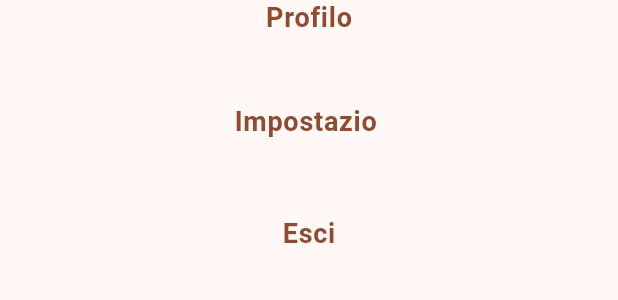
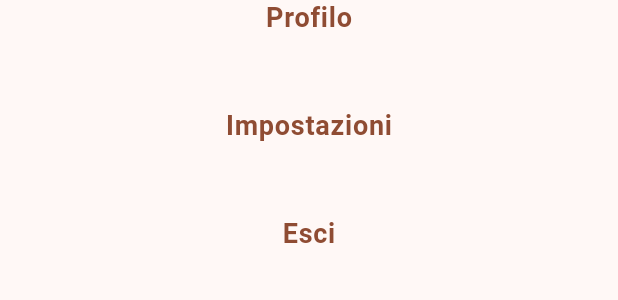
Before and after one commit to MarcatoLuca/alpine-trails, a Flutter app: the UserAvatarMenuWidget widget shown alone on an empty page, opened directly, after a tap on the "person" icon, on a phone screen of 412 x 824 dp. Shown: the part 493-793 px from the top of the screen. Run offline on Flutter 3.47's test engine with Material 3 defaults, Android fonts, the light colour scheme and no system bars; our stand-ins replace flutter_dotenv, flutter_map, google_fonts, latlong2, logger; missing offline and left inert: flutter_email_sender, flutter_sticky_widgets; network calls fail; Roboto replaces fonts that are missing (Sarabun).

Commit message:
fix buttons dimension

```diff
--- a/flutter_application/lib/widgets/useravatarmenu.dart
+++ b/flutter_application/lib/widgets/useravatarmenu.dart
@@ -38,7 +38,7 @@ class _UserAvatarMenuWidgetState extends State<UserAvatarMenuWidget>
   Widget build(BuildContext context) {
     final double width = MediaQuery.of(context).size.width;
     final double height = MediaQuery.of(context).size.height;
-    final double menuButtonWidth = width * 0.3;
+    final double menuButtonWidth = width * 0.4;
 
     void toogleMenu() {
       setState(() {
```
